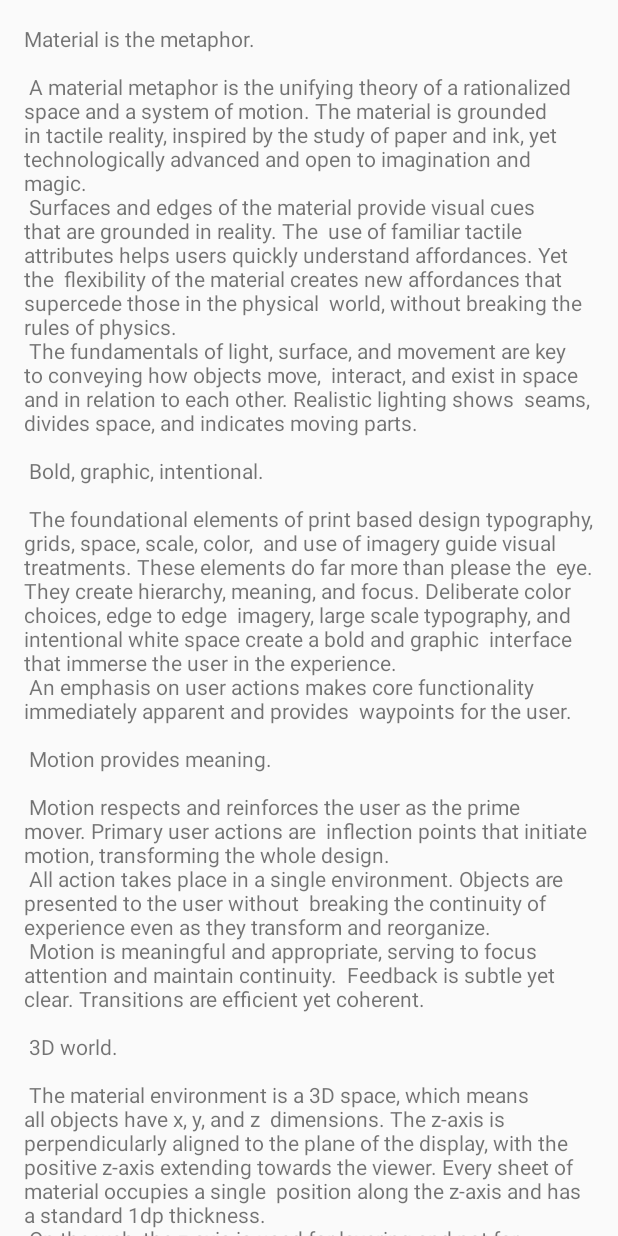
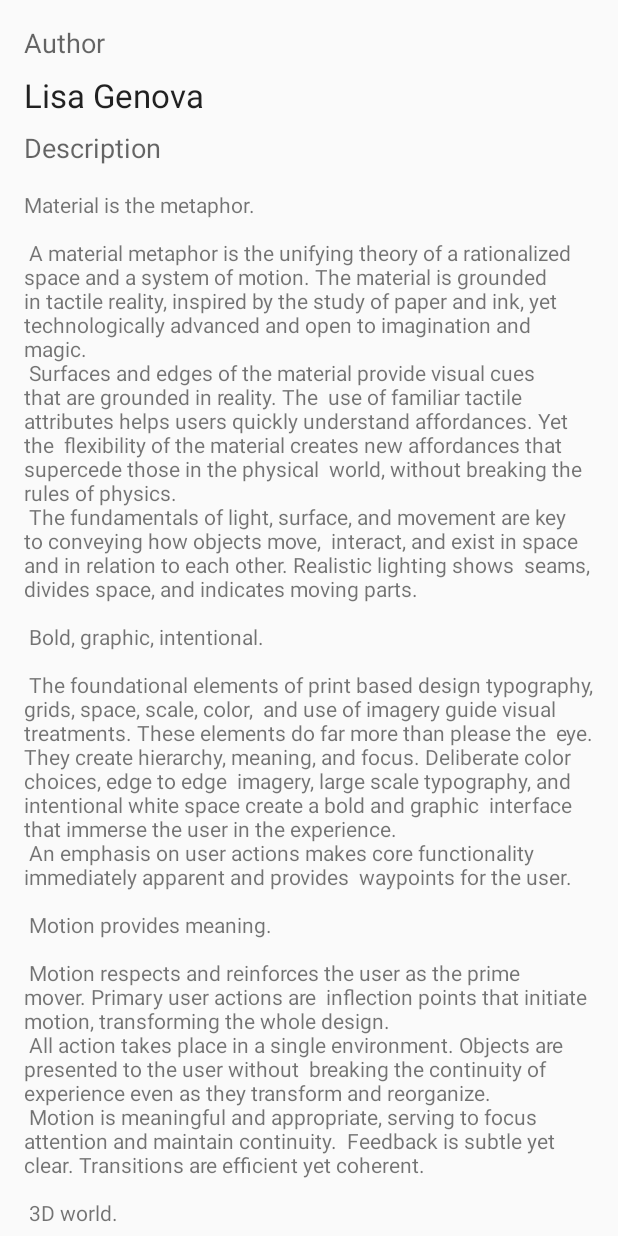
Before and after one commit to MaheedHatem/Raf, an Android app: the layout content_book.xml on its own in the app's theme, with its tools: preview values and no code run, on a phone screen of 412 x 824 dp. Run offline under Robolectric (Android 15) with nearby library versions, the phone set to English and light mode, and no system bars.

Commit message:
add more tags

```diff
--- a/app/src/main/AndroidManifest.xml
+++ b/app/src/main/AndroidManifest.xml
@@ -52,7 +52,7 @@
         <activity
             android:name=".AccountActivity"
             android:label="@string/title_activity_account"
-            android:theme="@style/splash" />
+            android:theme="@style/login" />
         <activity android:name=".GetPointsActivity" />
         <activity
             android:name=".GetBookActivity"
--- a/app/src/main/java/com/example/raf/GetBookActivity.java
+++ b/app/src/main/java/com/example/raf/GetBookActivity.java
@@ -36,6 +36,7 @@ public class GetBookActivity extends AppCompatActivity {
         setContentView(R.layout.activity_get_book);
         Toolbar toolbar = (Toolbar) findViewById(R.id.toolbar);
         setSupportActionBar(toolbar);
+        getSupportActionBar().setTitle("Get Copy");
 
         Calendar c = Calendar.getInstance();
         currentYear = c.get(Calendar.YEAR);
--- a/app/src/main/java/com/example/raf/GetPointsActivity.java
+++ b/app/src/main/java/com/example/raf/GetPointsActivity.java
@@ -14,6 +14,8 @@ public class GetPointsActivity extends AppCompatActivity {
     protected void onCreate(Bundle savedInstanceState) {
         super.onCreate(savedInstanceState);
         setContentView(R.layout.activity_get_points);
+
+
 
         Button button5 = (Button)findViewById(R.id.button3);
         Button button10 = (Button)findViewById(R.id.button6);
--- a/app/src/main/java/com/example/raf/HomeActivity.java
+++ b/app/src/main/java/com/example/raf/HomeActivity.java
@@ -137,6 +137,7 @@ public class HomeActivity extends AppCompatActivity
         super.onStart();
         Toolbar toolbar = (Toolbar) findViewById(R.id.toolbar);
         setSupportActionBar(toolbar);
+        getSupportActionBar().setTitle("Main Menu");
 
 
 
@@ -233,6 +234,7 @@ public class HomeActivity extends AppCompatActivity
     }
 
     public void onClick(View v) {
+
         Intent mainIntent = new Intent(HomeActivity.this,MoreActivity.class);
         mainIntent.putExtra(getString(R.string.more_intent),v.getTag().toString());
         HomeActivity.this.startActivity(mainIntent);
--- a/app/src/main/res/layout/content_book.xml
+++ b/app/src/main/res/layout/content_book.xml
@@ -8,6 +8,38 @@
     tools:context="com.example.raf.BookActivity"
     tools:showIn="@layout/activity_book">
 
+    <LinearLayout
+        android:layout_width="match_parent"
+        android:orientation="vertical"
+        android:layout_height="match_parent">
+
+
+
+
+    <TextView
+        android:layout_width="wrap_content"
+        android:layout_height="wrap_content"
+        android:text="Author "
+        android:textAppearance="?android:attr/textAppearanceMedium"
+        android:layout_marginLeft="@dimen/text_margin"
+        android:layout_marginTop="@dimen/text_margin" />
+
+        <TextView
+            android:layout_width="wrap_content"
+            android:layout_height="wrap_content"
+            android:text="Lisa Genova"
+            android:id="@+id/book_author"
+            android:layout_marginTop="8dp"
+            android:layout_marginLeft="@dimen/text_margin"
+            android:textAppearance="?android:attr/textAppearanceLarge" />
+        <TextView
+            android:layout_width="wrap_content"
+            android:layout_height="wrap_content"
+            android:text="Description "
+            android:layout_marginTop="8dp"
+            android:textAppearance="?android:attr/textAppearanceMedium"
+            android:layout_marginLeft="@dimen/text_margin" />
+
     <TextView
         android:layout_width="wrap_content"
         android:layout_height="wrap_content"
@@ -16,4 +48,6 @@
         android:paddingBottom="50dp"
         android:id="@+id/book_description"/>
 
+    </LinearLayout>
+
 </android.support.v4.widget.NestedScrollView>
--- a/app/src/main/res/layout/content_get_book.xml
+++ b/app/src/main/res/layout/content_get_book.xml
@@ -68,6 +68,7 @@
             android:text="Options"/>
 
         <RadioGroup
+            android:layout_marginTop="16dp"
             android:layout_width="match_parent"
             android:layout_height="wrap_content"
             android:orientation="vertical">
@@ -109,6 +110,8 @@
                 android:text="delivery date"
                 android:id="@+id/start_date_button"
                 android:enabled="true"
+                android:padding="8dp"
+                android:background="@color/colorAccent"
                 android:layout_alignParentTop="true"
                 android:layout_alignParentLeft="true"
                 android:layout_alignParentStart="true"
@@ -125,11 +128,13 @@
                 android:layout_marginTop="@dimen/activity_vertical_margin"/>
 
             <Button
+                android:layout_marginTop="16dp"
                 android:layout_width="110dp"
                 android:layout_height="wrap_content"
                 android:text="end date"
                 android:id="@+id/end_date_button"
                 android:enabled="false"
+                android:background="@color/colorAccent"
                 android:layout_below="@id/start_date_button"
                 android:layout_alignRight="@+id/start_date_button"
                 android:layout_alignEnd="@+id/start_date_button"
@@ -144,6 +149,7 @@
                 android:layout_alignParentEnd="true"
                 android:layout_marginRight="41dp"
                 android:layout_marginEnd="41dp"
+                android:paddingTop="16dp"
                 android:layout_below="@id/start_date_text"
                 android:layout_marginTop="@dimen/activity_vertical_margin"/>
 
```
Also changed, not shown: app/src/main/java/com/example/raf/AccountActivity.java (+1 -8 lines), app/src/main/res/layout/activity_get_points.xml (+15 -11 lines), app/src/main/res/drawable/back1.jpg.
